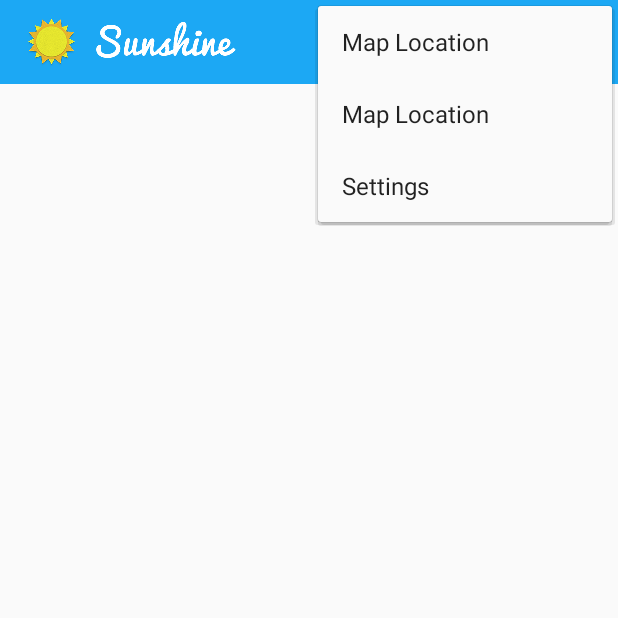
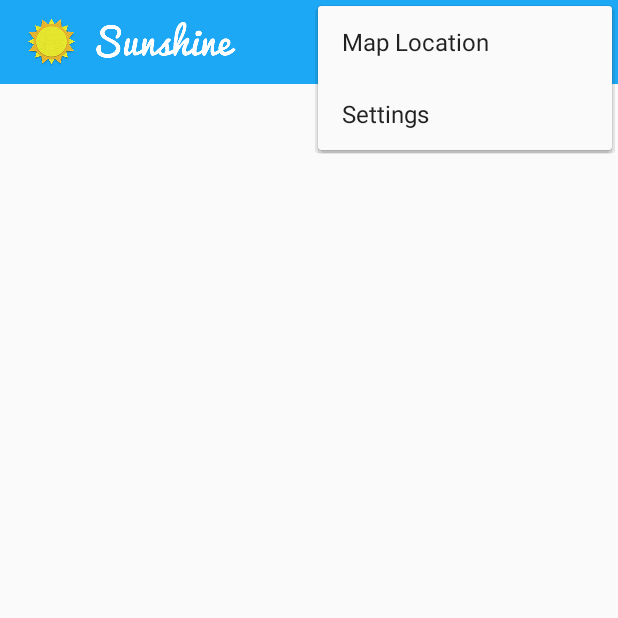
Before and after one commit to jaskaran94/Sunshine, an Android app: the screen it shows after launch (MainActivity), with the options menu open, on a phone screen of 412 x 824 dp, the top half of it. Run offline under Robolectric (Android 15) with nearby library versions, the phone set to English and light mode, and no system bars; 1 statement that could not run was skipped.

Commit message:
Minor bug fixes

```diff
--- a/app/src/main/res/menu/detail.xml
+++ b/app/src/main/res/menu/detail.xml
@@ -2,6 +2,7 @@
     xmlns:app="http://schemas.android.com/apk/res-auto"
     xmlns:tools="http://schemas.android.com/tools"
     tools:context="com.example.android.sunshine.app.DetailActivity" >
+
     <item android:id="@+id/action_settings"
         android:title="@string/action_settings"
         android:orderInCategory="100"
--- a/app/src/main/res/menu/main.xml
+++ b/app/src/main/res/menu/main.xml
@@ -1,11 +1,10 @@
 <menu xmlns:android="http://schemas.android.com/apk/res/android"
     xmlns:app="http://schemas.android.com/apk/res-auto"
     xmlns:tools="http://schemas.android.com/tools" tools:context=".MainActivity">
+
     <item android:id="@+id/action_settings"
         android:title="@string/action_settings"
         android:orderInCategory="100"
         app:showAsAction="never" />
-    <item android:id="@+id/action_map"
-        android:title="@string/action_map"
-        app:showAsAction="never" />
+
 </menu>
--- a/app/src/main/res/xml/pref_general.xml
+++ b/app/src/main/res/xml/pref_general.xml
@@ -23,4 +23,5 @@
         android:summaryOff="@string/pref_enable_notifications_false"
         android:summaryOn="@string/pref_enable_notifications_true"
         android:defaultValue="@string/pref_enable_notifications_default"/>
+
 </PreferenceScreen>
```
